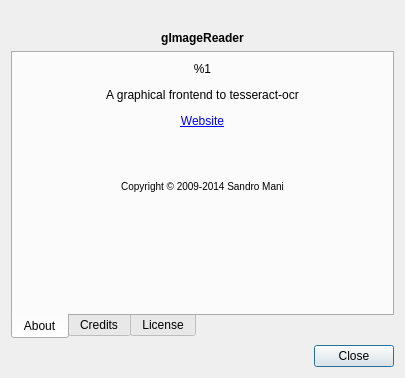
manisandro/gImageReader, file qt/data/AboutDialog.ui: the form before one commit.
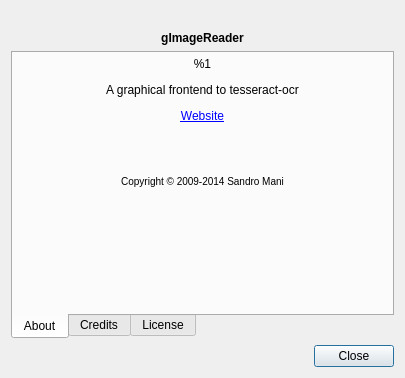
The form after the commit. Icons and pictures are not drawn.

The edit to the form file:
```diff
--- a/qt/data/AboutDialog.ui
+++ b/qt/data/AboutDialog.ui
@@ -47,6 +47,21 @@
        <string>About</string>
       </attribute>
       <layout class="QVBoxLayout" name="verticalLayout_2">
+       <property name="spacing">
+        <number>4</number>
+       </property>
+       <property name="leftMargin">
+        <number>4</number>
+       </property>
+       <property name="topMargin">
+        <number>4</number>
+       </property>
+       <property name="rightMargin">
+        <number>4</number>
+       </property>
+       <property name="bottomMargin">
+        <number>4</number>
+       </property>
        <item>
         <widget class="QLabel" name="labelAbout">
          <property name="text">
```
Left out of the diff: 21 changed lines with no effect on the pictures.
